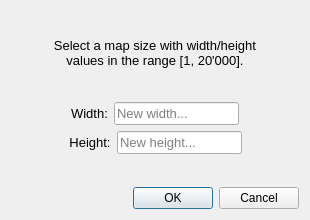
First picture: the form in src/ui/modal/resize_dialog.ui, repository albin-johansson/tactile, before the edit.
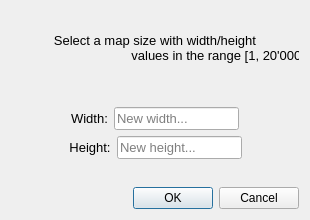
Second picture: the form after the edit.

```diff
--- a/src/ui/modal/resize_dialog.ui
+++ b/src/ui/modal/resize_dialog.ui
@@ -57,7 +57,8 @@
        </property>
        <property name="text">
         <string>Select a map size with width/height
-values in the range [1, 20'000].</string>
+                                    values in the range [1, 20'000].
+                                </string>
        </property>
        <property name="alignment">
         <set>Qt::AlignCenter</set>
```
Lines whose indentation alone changed are shown as unchanged.
